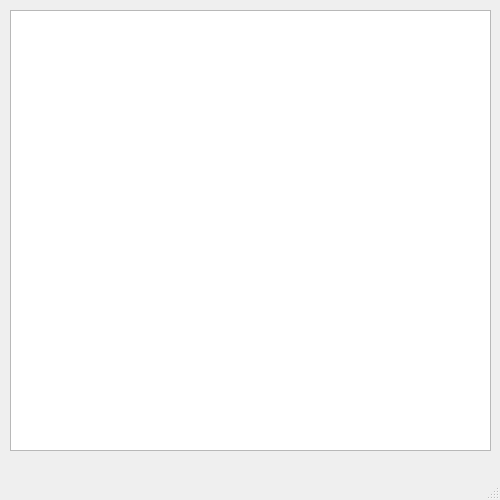
Old version of the form main.ui in the repository bigcaster/Espresso.
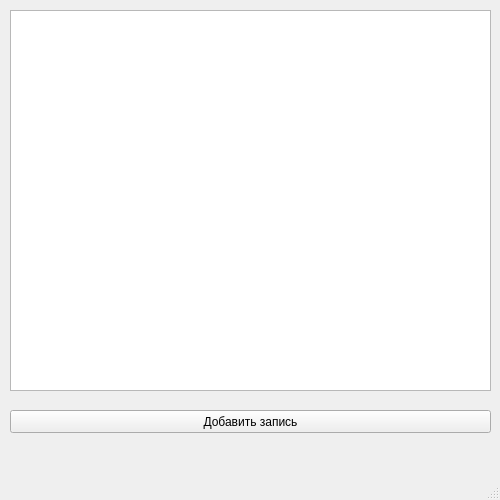
New version of the form.

Commit message: Задача капучинИ

The edit to the form file:
```diff
--- a/main.ui
+++ b/main.ui
@@ -20,10 +20,23 @@
       <x>10</x>
       <y>10</y>
       <width>481</width>
-      <height>441</height>
+      <height>381</height>
      </rect>
     </property>
    </widget>
+   <widget class="QPushButton" name="pushButton">
+    <property name="geometry">
+     <rect>
+      <x>10</x>
+      <y>410</y>
+      <width>481</width>
+      <height>23</height>
+     </rect>
+    </property>
+    <property name="text">
+     <string>Добавить запись</string>
+    </property>
+   </widget>
   </widget>
   <widget class="QMenuBar" name="menubar">
    <property name="geometry">
```
The commit also changes 2 other files.
